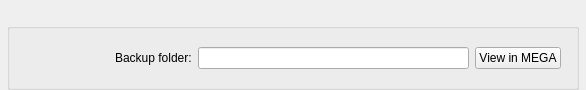
The window that src/MEGASync/syncs/gui/Backups/macx/OpenBackupsFolder.ui (meganz/MEGAsync) describes before a commit, drawn with Qt 5.
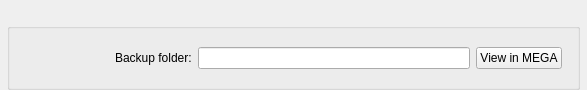
The same window after the commit.

Commit message: Update UI on the fly for sync/backup tabs on settings dialog

```diff
--- a/src/MEGASync/syncs/gui/Backups/macx/OpenBackupsFolder.ui
+++ b/src/MEGASync/syncs/gui/Backups/macx/OpenBackupsFolder.ui
@@ -6,7 +6,7 @@
    <rect>
     <x>0</x>
     <y>0</y>
-    <width>586</width>
+    <width>587</width>
     <height>90</height>
    </rect>
   </property>
@@ -79,7 +79,7 @@
        <widget class="QLineEdit" name="lBackupFolder">
         <property name="minimumSize">
          <size>
-          <width>234</width>
+          <width>0</width>
           <height>0</height>
          </size>
         </property>
```
The commit also changes 6 other files.
